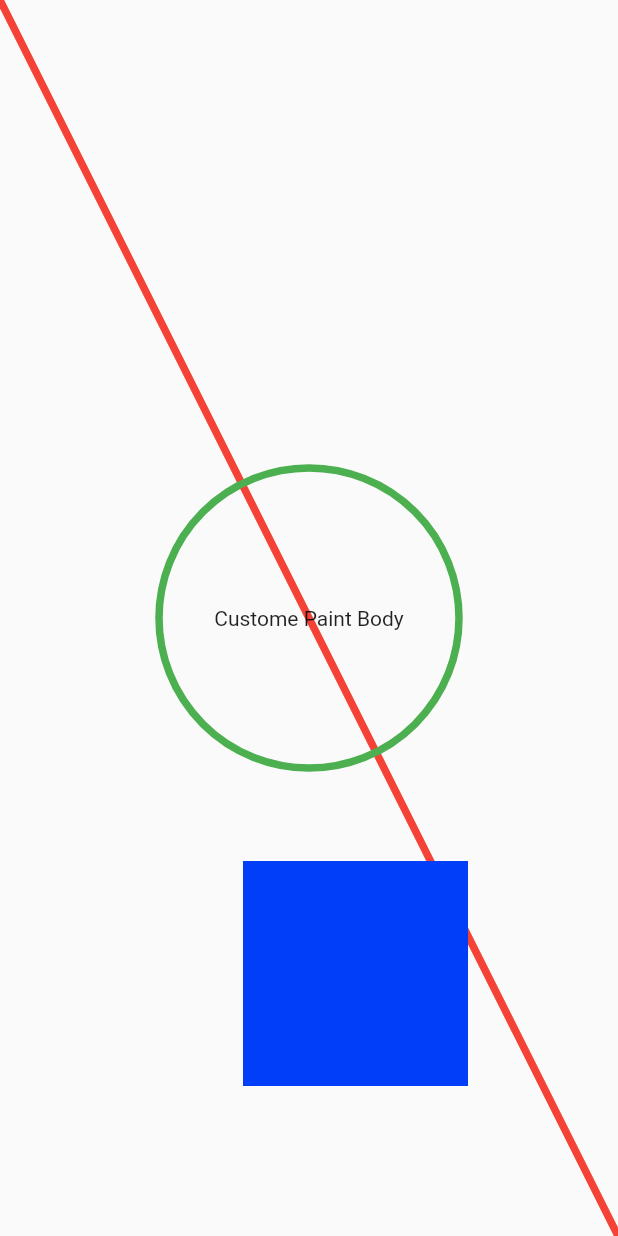
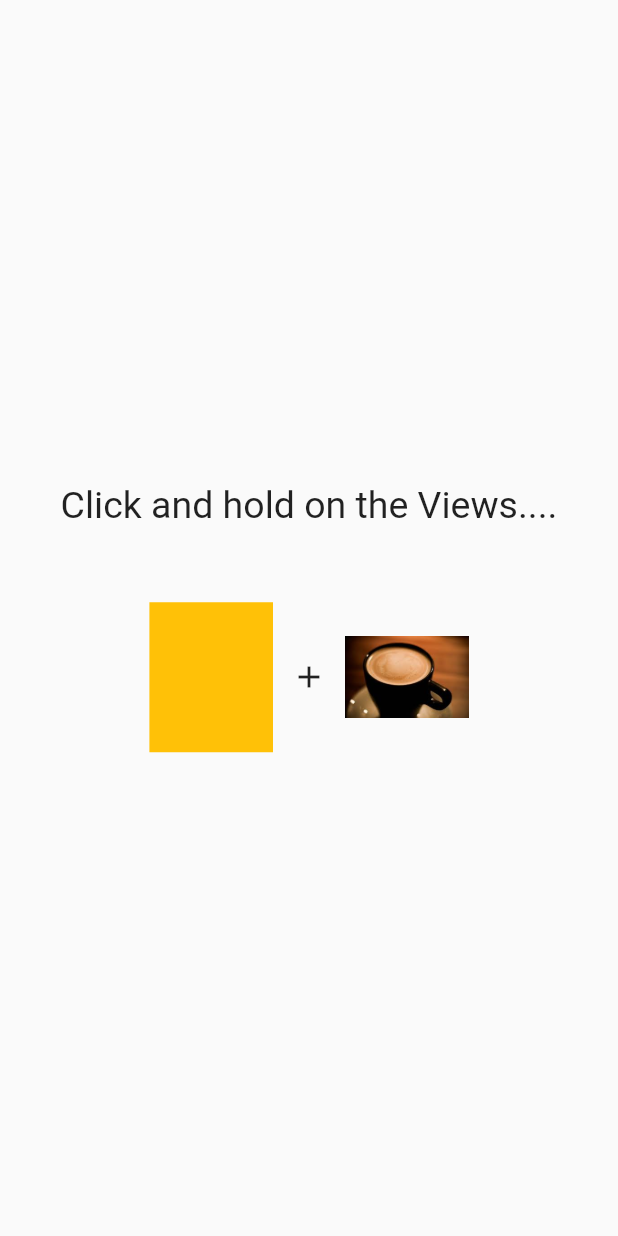
Before and after one commit to sanjay-rb/100-Days-Of-Flutter-Widgets, a Flutter app: the screen it shows after launch, on a phone screen of 412 x 824 dp. Run offline on Flutter 3.47's test engine with Material 2 defaults, Android fonts, the phone set to English and light mode, and no system bars.

Commit message:
Day19 completed with Tooltip

```diff
--- /dev/null
+++ b/hundred_days_of_flutter_widget/lib/day019_tooltip.dart
@@ -0,0 +1,89 @@
+import 'package:flutter/material.dart';
+
+class Day19Tooltip extends StatefulWidget {
+  Day19Tooltip({Key key}) : super(key: key);
+
+  @override
+  _Day19TooltipState createState() => _Day19TooltipState();
+}
+
+class _Day19TooltipState extends State<Day19Tooltip> {
+  @override
+  Widget build(BuildContext context) {
+    return Center(
+        child: Column(
+      mainAxisAlignment: MainAxisAlignment.center,
+      children: <Widget>[
+        Text(
+          "Click and hold on the Views....",
+          style: TextStyle(fontSize: 25),
+        ),
+        SizedBox(
+          height: 50,
+        ),
+        Row(
+          mainAxisAlignment: MainAxisAlignment.center,
+          children: <Widget>[
+            Flexible(
+              child: Tooltip(
+                // ? What is Tooltip....
+                /**
+               * ! with the help of tooltip we can give hint to the user....
+               */
+                preferBelow: false,
+                /**
+                 * tooltip have many properties like [preferBelow] if it set to false tip will show on the up of the tool....
+                 */
+                textStyle: TextStyle(
+                  color: Colors.red,
+                  fontSize: 15,
+                  backgroundColor: Colors.green,
+                ),
+                /**
+                 * ! yes we can give text style for the tooltip....
+                 */
+                message:
+                    "This is tooltip from Container", // ! this is the place where we give the Tip Text....
+                child: Container( // ? this is the place where we give the Tip Tool....
+                  color: Colors.amber,
+                  width: 100,
+                  height: 100,
+                ),
+              ),
+              flex: 1,
+            ),
+            Flexible(
+              child: Spacer(),
+              flex: 1,
+            ),
+            Flexible(
+              child: IconButton(
+                icon: Icon(Icons.add),
+                onPressed: () {},
+                tooltip: "This is tooltip from IconButton", // ? why here ....
+                /**
+                 * ! yes some of the Widgets have the tooltips as the inbuild property....
+                 * ! [IconButton] is the best example....
+                 */
+              ),
+              flex: 1,
+            ),
+            Flexible(
+              child: Spacer(),
+              flex: 1,
+            ),
+            Flexible(
+              child: Tooltip(
+                waitDuration: Duration(seconds: 1), // ! we can specify the wait time for the hover....
+                showDuration: Duration(seconds: 5), // ! and we can also specify the show time for the tooltip....
+                message: "This is tooltip from Image",
+                child: Image.asset("images/coffee.jpg"),
+              ),
+              flex: 1,
+            ),
+          ],
+        ),
+      ],
+    ));
+  }
+}
--- a/hundred_days_of_flutter_widget/lib/main.dart
+++ b/hundred_days_of_flutter_widget/lib/main.dart
@@ -18,6 +18,7 @@ import 'package:hundreddaysofflutterwidget/day015_inherited_widget.dart';
 import 'package:hundreddaysofflutterwidget/day016_cliprrect.dart';
 import 'package:hundreddaysofflutterwidget/day017_hero.dart';
 import 'package:hundreddaysofflutterwidget/day018_custompaint.dart';
+import 'package:hundreddaysofflutterwidget/day019_tooltip.dart';
 
 void main() {
   runApp(MyApp());
@@ -49,7 +50,7 @@ class _MainPageState extends State<MainPage> {
   Widget build(BuildContext context) {
     return Scaffold(
       body: SafeArea(
-        child: Day18CustomPaint(),
+        child: Day19Tooltip(),
       ),
     );
   }
--- a/hundred_days_of_flutter_widget/pubspec.yaml
+++ b/hundred_days_of_flutter_widget/pubspec.yaml
@@ -48,6 +48,7 @@ flutter:
   # To add assets to your application, add an assets section, like this:
   assets:
     - images/logo.gif
+    - images/coffee.jpg
   #   - images/a_dot_ham.jpeg
 
   # An image asset can refer to one or more resolution-specific "variants", see
```
Also changed, not shown: hundred_days_of_flutter_widget/images/coffee.jpg (added), 1 other file.
